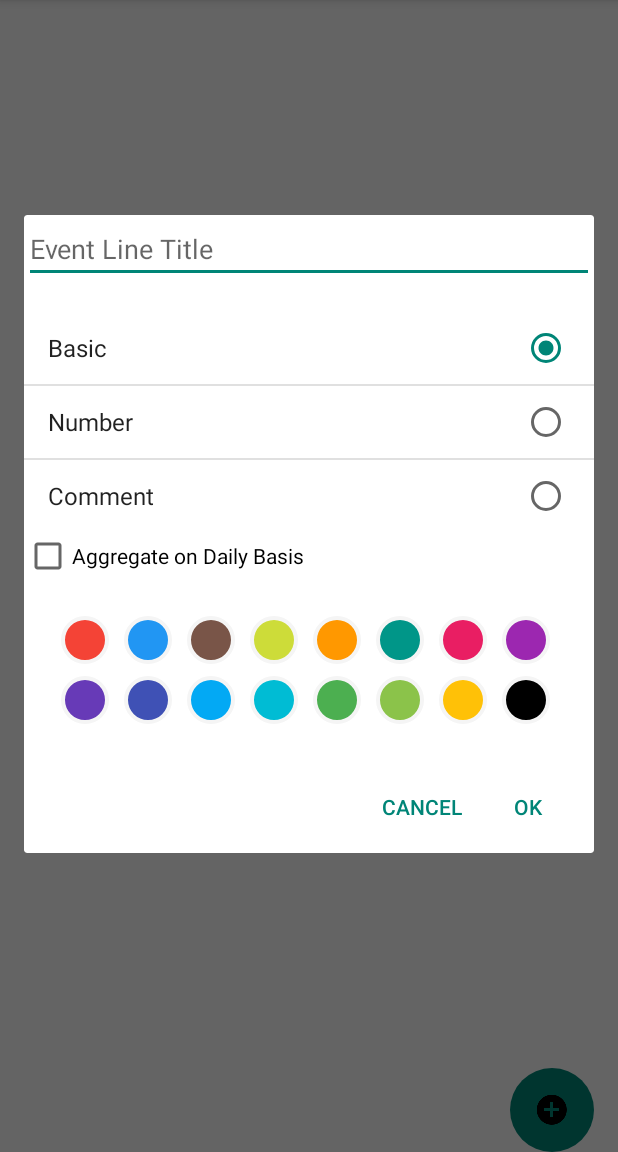
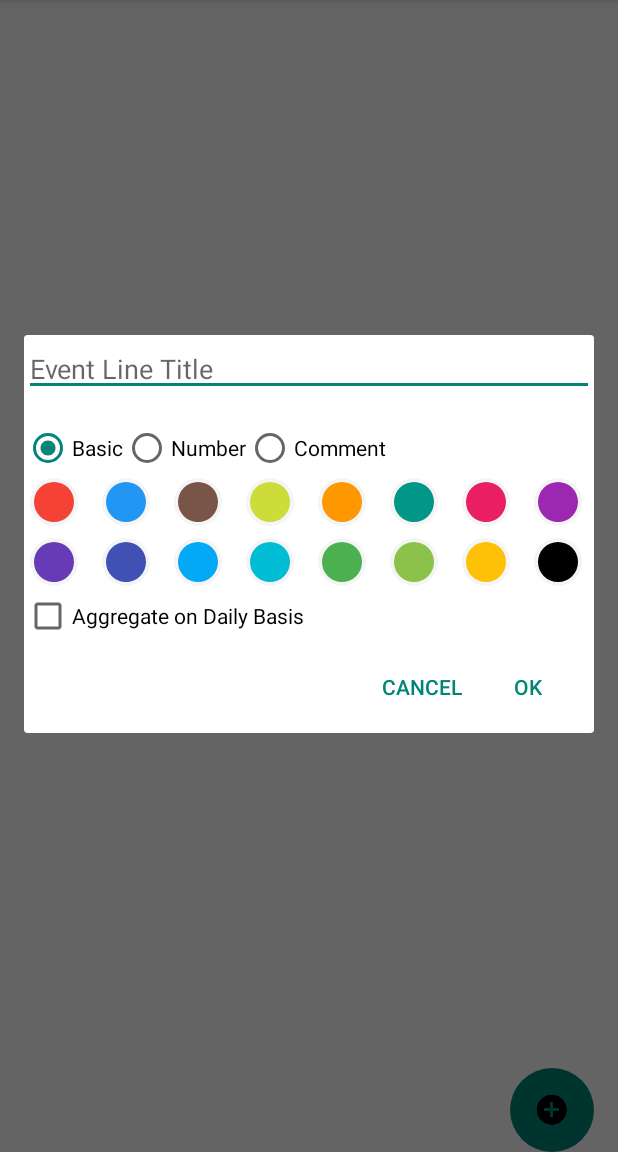
Before and after one commit to stosiki/ContentProviderPg, an Android app: the screen it shows after launch (MainActivity), after a tap on an icon or button, on a phone screen of 412 x 824 dp, the part 84-1236 px from its top. Run offline under Robolectric (Android 15) with nearby library versions, the phone set to English and light mode, and no system bars; libraries missing offline, so code that uses them is left out: com.squareup.otto; 1 statement that could not run was skipped.

Commit message:
23/09-morning

```diff
--- a/app/src/main/java/study/stosiki/com/contentproviderpg/CreateEventLineDialogFragment.java
+++ b/app/src/main/java/study/stosiki/com/contentproviderpg/CreateEventLineDialogFragment.java
@@ -6,6 +6,8 @@ import android.app.Dialog;
 import android.app.DialogFragment;
 import android.content.DialogInterface;
 import android.os.Bundle;
+import android.text.Editable;
+import android.text.TextWatcher;
 import android.view.LayoutInflater;
 import android.view.View;
 import android.view.WindowManager;
@@ -14,12 +16,14 @@ import android.widget.Button;
 import android.widget.CheckBox;
 import android.widget.EditText;
 import android.widget.ListView;
+import android.widget.RadioGroup;
 import android.widget.TextView;
 
 import java.util.ArrayList;
 
 import study.stosiki.com.contentproviderpg.color_picker.ColorPickerView;
 import study.stosiki.com.contentproviderpg.color_picker.ColorPickerViewListener;
+import study.stosiki.com.contentproviderpg.events.EventLine;
 
 /**
  * Created by mike on 7/26/2015.
@@ -47,7 +51,7 @@ public class CreateEventLineDialogFragment extends DialogFragment implements Col
     private ColorPickerView colorPicker;
 
     private int selectedColor;
-
+    private int selectedType;
     private ArrayList<String> lineNames;
 
     public CreateEventLineDialogFragment() {}
@@ -98,12 +102,15 @@ public class CreateEventLineDialogFragment extends DialogFragment implements Col
                             dialog.dismiss();
                             break;
                         case INPUT_EMPTY:
-                            eventLineTitleEntry.setHintTextColor(
-                                getResources().getColor(android.R.color.holo_blue_bright));
+//                            eventLineTitleEntry.setHintTextColor(
+//                                    getResources().getColor(android.R.color.holo_blue_bright));
+                            errorMessage.setText(R.string.empty_event_line_name);
+                            errorMessage.setVisibility(View.VISIBLE);
                             break;
                         case INPUT_DUPLICATE_NAME:
-//                            errorMessage.setText(R.string.duplicate_eventline_name_error_msg);
+                            errorMessage.setText(R.string.duplicate_eventline_name_error_msg);
                             errorMessage.setVisibility(View.VISIBLE);
+                            eventLineTitleEntry.setHighlightColor(getResources().getColor(R.color.error_color));
                             break;
                     }
                 }
@@ -134,6 +141,7 @@ public class CreateEventLineDialogFragment extends DialogFragment implements Col
     @Override
     public void onActivityCreated(Bundle savedInstanceState) {
         super.onActivityCreated(savedInstanceState);
+/*
         String[] eventLineTypes = new String[]{"Basic", "Number", "Comment"};
         ArrayAdapter<String> eventTypesAdapter = new ArrayAdapter<String>(getActivity(),
                 R.layout.line_type_selector_item, eventLineTypes);
@@ -144,10 +152,48 @@ public class CreateEventLineDialogFragment extends DialogFragment implements Col
 
         eventLineTypeSelector.setAdapter(eventTypesAdapter);
         setSelectedItem(DEFAULT_TYPE_POSITION);
+*/
+        aggregateDailyCheck = (CheckBox)view.findViewById(R.id.aggregate_daily_check);
+
+        RadioGroup lineTypeSelector = (RadioGroup)view.findViewById(R.id.line_type_radio);
+        lineTypeSelector.setOnCheckedChangeListener(new RadioGroup.OnCheckedChangeListener() {
+            @Override
+            public void onCheckedChanged(RadioGroup group, int checkedId) {
+                switch (checkedId) {
+                    case R.id.basic_line_type:
+                        selectedType = EventLine.LINE_TYPE_SIMPLE;
+                        aggregateDailyCheck.setEnabled(true);
+                        break;
+                    case R.id.integer_line_type:
+                        selectedType = EventLine.LINE_TYPE_INTEGER;
+                        aggregateDailyCheck.setEnabled(true);
+                        break;
+                    case R.id.string_line_type:
+                        selectedType = EventLine.LINE_TYPE_STRING;
+                        aggregateDailyCheck.setEnabled(false);
+                        break;
+                }
+            }
+        });
+        lineTypeSelector.check(R.id.basic_line_type);
+
         eventLineTitleEntry = (EditText)view.findViewById(R.id.event_line_title_entry);
+        eventLineTitleEntry.addTextChangedListener(new TextWatcher() {
+
+            @Override
+            public void beforeTextChanged(CharSequence s, int start, int count, int after) {
+            }
+
+            @Override
+            public void onTextChanged(CharSequence s, int start, int before, int count) {
+            }
+
+            @Override
+            public void afterTextChanged(Editable s) {
+                errorMessage.setVisibility(View.INVISIBLE);
+            }
+        });
         errorMessage = (TextView)view.findViewById(R.id.error_msg_text);
-
-        aggregateDailyCheck = (CheckBox)view.findViewById(R.id.aggregate_daily_check);
 
         colorPicker = (ColorPickerView)view.findViewById(R.id.line_color_picker);
         colorPicker.setListener(this);
@@ -156,7 +202,6 @@ public class CreateEventLineDialogFragment extends DialogFragment implements Col
     @Override
     public void onColorPickerClick(int colorPosition) {
         selectedColor = colorPicker.getColor(colorPosition);
-//        Log.d(TAG, "TEST color: "+colorPosition);
     }
 
     private void setSelectedItem(final int position) {
@@ -164,7 +209,7 @@ public class CreateEventLineDialogFragment extends DialogFragment implements Col
     }
 
     public int getSelectedType() {
-        return eventLineTypeSelector.getCheckedItemPosition();
+        return selectedType;
     }
 
     public String getTitle() {
--- a/app/src/main/java/study/stosiki/com/contentproviderpg/MainActivity.java
+++ b/app/src/main/java/study/stosiki/com/contentproviderpg/MainActivity.java
@@ -111,7 +111,7 @@ public class MainActivity extends AppCompatActivity implements
                     clickToAddMsg.setVisibility(View.GONE);
                     listView.setVisibility(View.VISIBLE);
                 }
-                resetListItemsBgColor();
+                resetSelection();
                 return super.swapCursor(newCursor);
             }
 
@@ -136,7 +136,7 @@ public class MainActivity extends AppCompatActivity implements
                 eventCountView.setText(cursor.getString(2));
                 lineTypeView.setText(String.valueOf(cursor.getInt(3)));
                 aggregateView.setText(String.valueOf(cursor.getInt(4)));
-                symbolView.getDrawable().setColorFilter(cursor.getInt(5), PorterDuff.Mode.ADD);
+                symbolView.getDrawable().setColorFilter(cursor.getInt(5), PorterDuff.Mode.SRC_ATOP);
             }
         };
 
@@ -183,8 +183,6 @@ public class MainActivity extends AppCompatActivity implements
             }
         });
         resetSelection();
-        highlightSelectedItems();
-
         eventBus.register(this);
     }
 
--- a/app/src/main/res/layout/create_event_line_dialog.xml
+++ b/app/src/main/res/layout/create_event_line_dialog.xml
@@ -10,37 +10,50 @@
         android:layout_width="match_parent"
         android:layout_height="wrap_content"
         android:hint="Event Line Title"
-
+        android:layout_marginBottom="0dp"
+        android:paddingBottom="6dp"
         />
     <TextView
         android:id="@+id/error_msg_text"
         android:visibility="invisible"
         android:layout_width="match_parent"
         android:layout_height="wrap_content"
+        android:background="#ffabcdef"
         android:textColor="@color/error_msg_text"
         android:text="@string/duplicate_eventline_name"
+        android:textSize="12sp"
+        android:layout_marginBottom="2dp"
+        android:layout_marginTop="0dp"
+        android:paddingTop="0dp"
         />
-
-    <ListView
-        android:id="@+id/event_line_type_selector"
-        android:layout_width="match_parent"
-        android:layout_height="wrap_content"
-
-        />
-
-    <CheckBox
-        android:id="@+id/aggregate_daily_check"
+    <RadioGroup xmlns:android="http://schemas.android.com/apk/res/android"
+        android:id="@+id/line_type_radio"
         android:layout_width="fill_parent"
         android:layout_height="wrap_content"
-        android:text="@string/aggregate_daily_check"
-        />
+        android:orientation="horizontal"
+        >
+        <RadioButton android:id="@+id/basic_line_type"
+            android:layout_width="wrap_content"
+            android:layout_height="wrap_content"
+            android:text="@string/basic_line_type"
+            />
+        <RadioButton android:id="@+id/integer_line_type"
+            android:layout_width="wrap_content"
+            android:layout_height="wrap_content"
+            android:text="@string/integer_line_type"
+            />
+        <RadioButton android:id="@+id/string_line_type"
+            android:layout_width="wrap_content"
+            android:layout_height="wrap_content"
+            android:text="@string/comment_line_type"
+            />
+    </RadioGroup>
 
     <study.stosiki.com.contentproviderpg.color_picker.ColorPickerView
         xmlns:custom="http://schemas.android.com/apk/res-auto"
         android:id="@+id/line_color_picker"
-        android:layout_margin="@dimen/spacing_xlarge"
         android:layout_width="match_parent"
-        android:layout_height="match_parent"
+        android:layout_height="wrap_content"
         android:columnWidth="24dp"
         android:numColumns="8"
         android:verticalSpacing="8dp"
@@ -50,5 +63,14 @@
         android:layout_gravity="center"
         custom:borderColorSelected="@color/accent"
         custom:borderColor="@color/grey_60alpha"
+        android:layout_marginTop="4dp"
+        android:layout_marginBottom="4dp"
+        />
+
+    <CheckBox
+        android:id="@+id/aggregate_daily_check"
+        android:layout_width="fill_parent"
+        android:layout_height="wrap_content"
+        android:text="@string/aggregate_daily_check"
         />
 </LinearLayout>
--- a/app/src/main/res/layout/event_line_list_item.xml
+++ b/app/src/main/res/layout/event_line_list_item.xml
@@ -4,6 +4,8 @@
     android:layout_height="match_parent"
     android:orientation="horizontal"
     android:minHeight="48dp"
+    android:background="@color/event_line_item_bg"
+    android:gravity="center_vertical"
     >
 
     <ImageView
--- a/app/src/main/res/layout/line_type_selector_item.xml
+++ b/app/src/main/res/layout/line_type_selector_item.xml
@@ -2,7 +2,7 @@
 <CheckedTextView xmlns:android="http://schemas.android.com/apk/res/android"
     android:id="@android:id/text1"
     android:layout_width="match_parent"
-    android:layout_height="?android:attr/listPreferredItemHeightSmall"
+    android:layout_height="wrap_content"
     android:textAppearance="?android:attr/textAppearanceListItemSmall"
     android:gravity="center_vertical"
     android:checkMark="?android:attr/listChoiceIndicatorSingle"
@@ -13,4 +13,5 @@
     android:paddingTop="0dp"
     android:layout_marginTop="2dp"
     android:layout_marginBottom="2dp"
-    />
+    android:text=""
+    android:background="#262dff" />
--- a/app/src/main/res/values/colors.xml
+++ b/app/src/main/res/values/colors.xml
@@ -5,7 +5,7 @@
     <color name="selected_event_line_bg">#ffbbbbbb</color>
     <color name="line_normal_bg">#fffffffe</color>
     <color name="light_grey">#ffdddddd</color>
-    <color name="event_line_item_bg">#fffffffa</color>
+    <color name="event_line_item_bg">#ff2299fa</color>
 
     <color name="ColorPrimary">#00897B</color>
     <color name="ColorPrimaryDark">#00695C</color>
--- a/app/src/main/res/values/strings.xml
+++ b/app/src/main/res/values/strings.xml
@@ -10,4 +10,8 @@
     <string name="duplicate_eventline_name_error_msg">Line with that name already exists</string>
     <string name="aggregate_daily_check">Aggregate on Daily Basis</string>
     <string name="tap_to_add">Tap the Button to add an Event Line</string>
+    <string name="basic_line_type">Basic</string>
+    <string name="integer_line_type">Number</string>
+    <string name="comment_line_type">Comment</string>
+    <string name="empty_event_line_name">Line name must not be empty</string>
 </resources>
```
Also changed, not shown: app/src/main/java/study/stosiki/com/contentproviderpg/charts/ChartView.java (+13 -1 lines).
